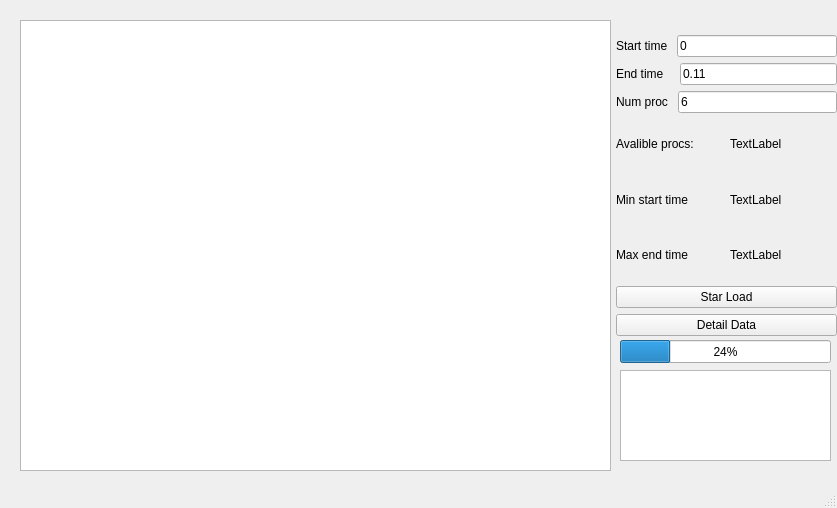
Qt form client-side/Graphics.ui (akapust1n/MPICL-metrics) before a commit.
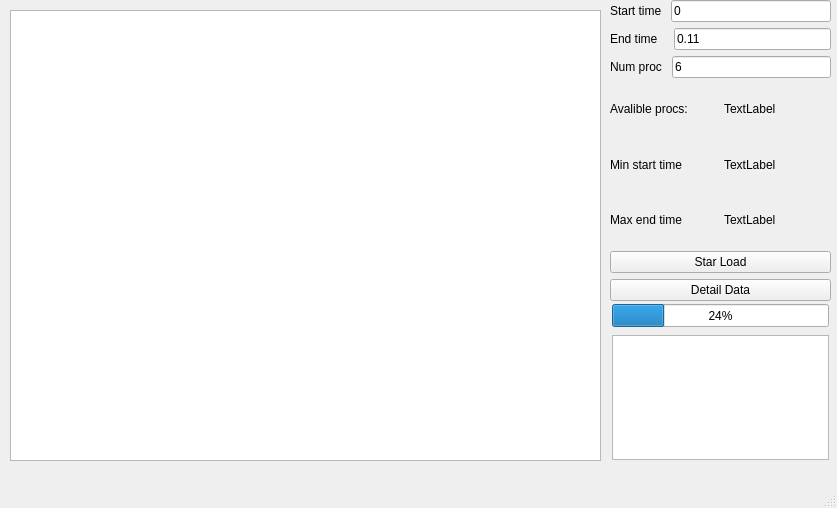
The same form after that commit.

The edit to the form file:
```diff
--- a/client-side/Graphics.ui
+++ b/client-side/Graphics.ui
@@ -17,8 +17,8 @@
    <widget class="QTableWidget" name="timeline">
     <property name="geometry">
      <rect>
-      <x>20</x>
-      <y>20</y>
+      <x>10</x>
+      <y>10</y>
       <width>591</width>
       <height>451</height>
      </rect>
@@ -27,8 +27,8 @@
    <widget class="QWidget" name="verticalLayoutWidget">
     <property name="geometry">
      <rect>
-      <x>616</x>
-      <y>35</y>
+      <x>610</x>
+      <y>0</y>
       <width>221</width>
       <height>301</height>
      </rect>
@@ -161,9 +161,9 @@
    <widget class="QProgressBar" name="progressBar">
     <property name="geometry">
      <rect>
-      <x>620</x>
-      <y>340</y>
-      <width>211</width>
+      <x>612</x>
+      <y>304</y>
+      <width>217</width>
       <height>23</height>
      </rect>
     </property>
@@ -174,10 +174,10 @@
    <widget class="QTextBrowser" name="textBrowser">
     <property name="geometry">
      <rect>
-      <x>620</x>
-      <y>370</y>
-      <width>211</width>
-      <height>91</height>
+      <x>612</x>
+      <y>335</y>
+      <width>217</width>
+      <height>125</height>
      </rect>
     </property>
    </widget>
```
